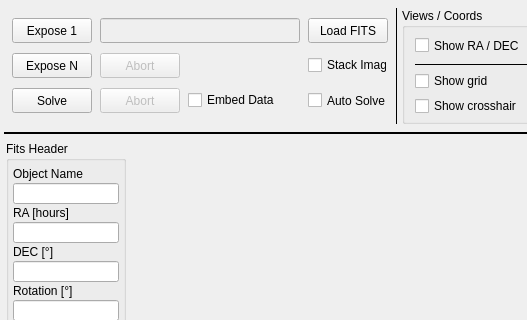
This is mw4/gui/widgets/image.ui in mworion/MountWizzard4 as Qt 5 draws it before an edit; both pictures show x 0 to 527 and y 0 to 320 of the 800 by 600 pixel window. The edited form follows.
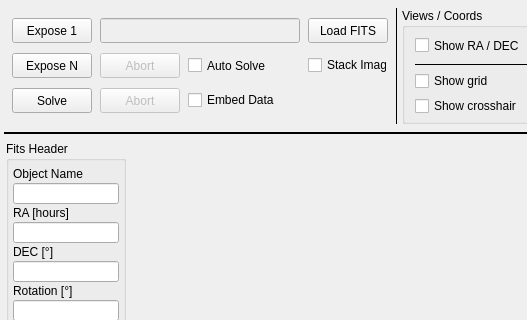
This is the edited form.

The edit to the form file:
```diff
--- a/mw4/gui/widgets/image.ui
+++ b/mw4/gui/widgets/image.ui
@@ -147,19 +147,6 @@
          </property>
         </widget>
        </item>
-       <item row="2" column="5">
-        <widget class="QCheckBox" name="checkAutoSolve">
-         <property name="minimumSize">
-          <size>
-           <width>0</width>
-           <height>25</height>
-          </size>
-         </property>
-         <property name="text">
-          <string>Auto Solve</string>
-         </property>
-        </widget>
-       </item>
        <item row="0" column="1" colspan="4">
         <widget class="QLineEdit" name="imageFileName">
          <property name="enabled">
@@ -216,6 +203,19 @@
          </property>
         </widget>
        </item>
+       <item row="1" column="2" colspan="3">
+        <widget class="QCheckBox" name="checkAutoSolve">
+         <property name="minimumSize">
+          <size>
+           <width>0</width>
+           <height>25</height>
+          </size>
+         </property>
+         <property name="text">
+          <string>Auto Solve</string>
+         </property>
+        </widget>
+       </item>
       </layout>
      </item>
      <item>
```
